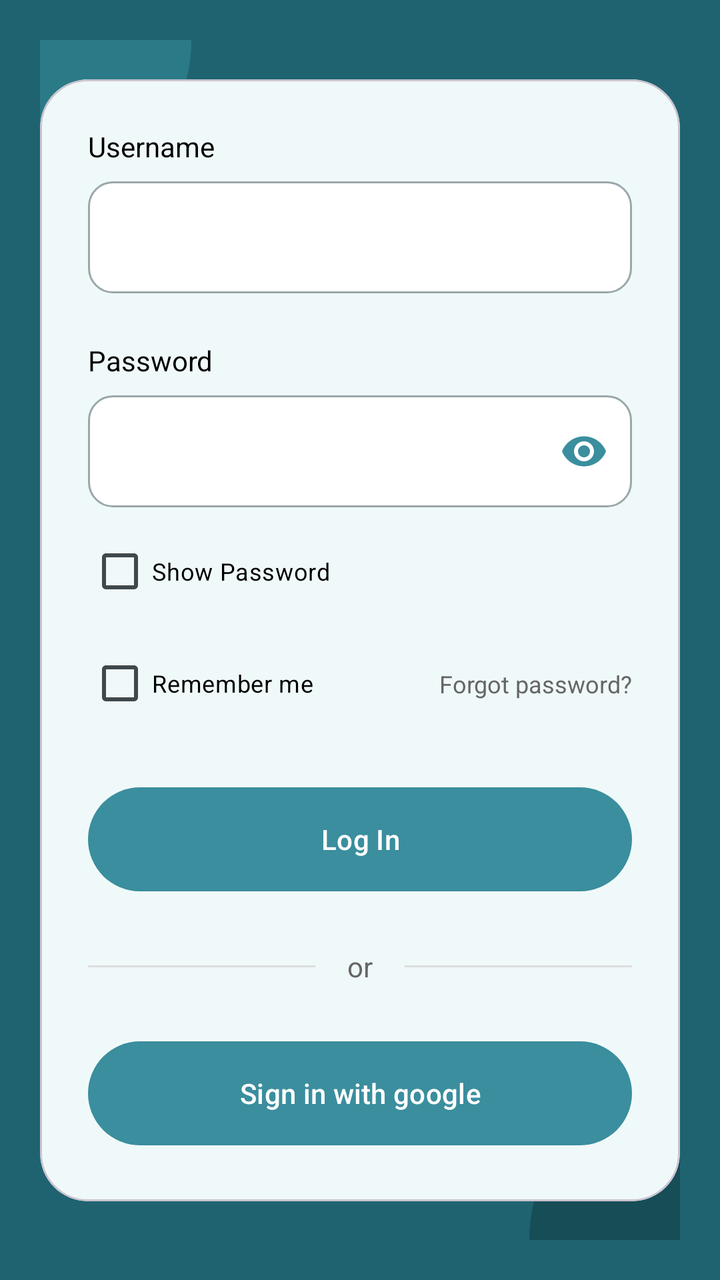
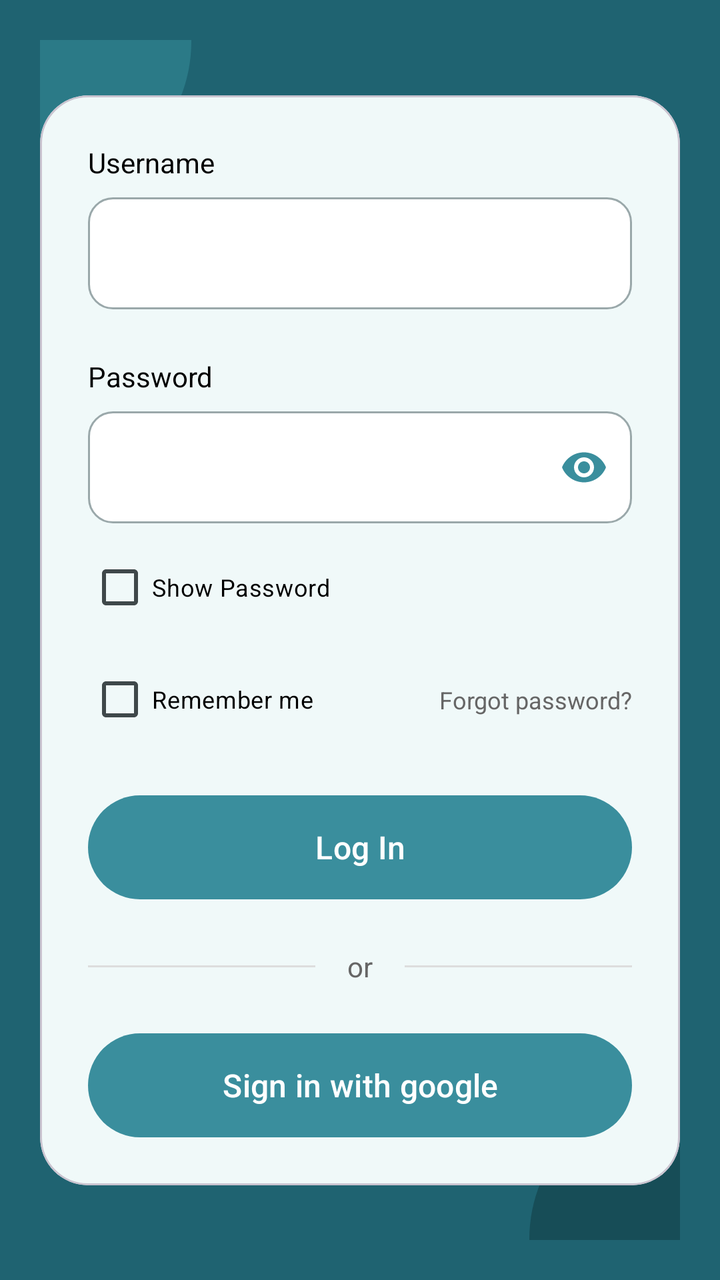

Compare the two renders of this Android layout. The source of the first and the diff that turns it into the second are given below.
<!-- AndroidManifest.xml: application theme Theme.PharmaFind -->
<!-- res/layout/dialog_login.xml -->
<?xml version="1.0" encoding="utf-8"?>
<androidx.constraintlayout.widget.ConstraintLayout xmlns:android="http://schemas.android.com/apk/res/android"
    xmlns:app="http://schemas.android.com/apk/res-auto"
    android:layout_width="match_parent"
    android:layout_height="wrap_content"
    android:background="@color/primary_dark"
    android:padding="20dp">

    
    <View
        android:layout_width="150dp"
        android:layout_height="150dp"
        android:background="@drawable/circle_background"
        android:backgroundTint="@color/decor_circle_light"
        android:layout_marginTop="-75dp"
        android:layout_marginStart="-75dp"
        app:layout_constraintTop_toTopOf="parent"
        app:layout_constraintStart_toStartOf="parent" />

    <View
        android:layout_width="150dp"
        android:layout_height="150dp"
        android:background="@drawable/circle_background"
        android:backgroundTint="@color/decor_circle_dark"
        android:layout_marginBottom="-75dp"
        android:layout_marginEnd="-75dp"
        app:layout_constraintBottom_toBottomOf="parent"
        app:layout_constraintEnd_toEndOf="parent" />

    <com.google.android.material.card.MaterialCardView
        android:layout_width="match_parent"
        android:layout_height="wrap_content"
        app:cardCornerRadius="24dp"
        app:cardElevation="0dp"
        app:cardBackgroundColor="#F0F9F9"
        app:layout_constraintTop_toTopOf="parent"
        app:layout_constraintBottom_toBottomOf="parent">

        <androidx.constraintlayout.widget.ConstraintLayout
            android:layout_width="match_parent"
            android:layout_height="wrap_content"
            android:padding="24dp">

            <TextView
                android:id="@+id/tvUsernameLabel"
                android:layout_width="wrap_content"
                android:layout_height="wrap_content"
                android:text="@string/username"
                android:textColor="@color/black"
                android:textSize="14sp"
                app:layout_constraintStart_toStartOf="parent"
                app:layout_constraintTop_toTopOf="parent" />

            <EditText
                android:id="@+id/etUsername"
                android:layout_width="match_parent"
                android:layout_height="56dp"
                android:layout_marginTop="8dp"
                android:background="@drawable/edittext_background"
                android:inputType="textPersonName"
                android:textColor="@color/black"
                android:paddingHorizontal="16dp"
                app:layout_constraintTop_toBottomOf="@id/tvUsernameLabel" />

            <TextView
                android:id="@+id/tvPasswordLabel"
                android:layout_width="wrap_content"
                android:layout_height="wrap_content"
                android:layout_marginTop="24dp"
                android:text="@string/password"
                android:textColor="@color/black"
                android:textSize="14sp"
                app:layout_constraintStart_toStartOf="parent"
                app:layout_constraintTop_toBottomOf="@id/etUsername" />

            <com.google.android.material.textfield.TextInputLayout
                android:id="@+id/tilPassword"
                android:layout_width="match_parent"
                android:layout_height="wrap_content"
                android:layout_marginTop="8dp"
                app:endIconMode="password_toggle"
                app:endIconTint="@color/primary_teal"
                app:hintEnabled="false"
                app:layout_constraintTop_toBottomOf="@id/tvPasswordLabel">

                <com.google.android.material.textfield.TextInputEditText
                    android:id="@+id/etPassword"
                    android:layout_width="match_parent"
                    android:layout_height="56dp"
                    android:background="@drawable/edittext_background"
                    android:inputType="textPassword"
                    android:paddingHorizontal="16dp"
                    android:textColor="@color/black" />
            </com.google.android.material.textfield.TextInputLayout>

            <CheckBox
                android:id="@+id/cbShowPassword"
                android:layout_width="wrap_content"
                android:layout_height="wrap_content"
                android:layout_marginTop="8dp"
                android:text="Show Password"
                android:textColor="@color/black"
                android:textSize="12sp"
                app:layout_constraintStart_toStartOf="parent"
                app:layout_constraintTop_toBottomOf="@id/tilPassword" />

            <CheckBox
                android:id="@+id/cbRememberMe"
                android:layout_width="wrap_content"
                android:layout_height="wrap_content"
                android:layout_marginTop="8dp"
                android:text="@string/remember_me"
                android:textColor="@color/black"
                android:textSize="12sp"
                app:layout_constraintStart_toStartOf="parent"
                app:layout_constraintTop_toBottomOf="@id/cbShowPassword" />

            <TextView
                android:id="@+id/tvForgotPassword"
                android:layout_width="wrap_content"
                android:layout_height="wrap_content"
                android:text="@string/forgot_password"
                android:textColor="@color/text_gray"
                android:textSize="12sp"
                app:layout_constraintBottom_toBottomOf="@id/cbRememberMe"
                app:layout_constraintEnd_toEndOf="parent"
                app:layout_constraintTop_toTopOf="@id/cbRememberMe" />

            <com.google.android.material.button.MaterialButton
                android:id="@+id/btnLoginSubmit"
                android:layout_width="match_parent"
                android:layout_height="60dp"
                android:layout_marginTop="24dp"
                android:text="@string/log_in"
                android:textAllCaps="false"
                app:cornerRadius="30dp"
                app:backgroundTint="@color/primary_teal"
                app:layout_constraintTop_toBottomOf="@id/cbRememberMe" />

            <View
                android:id="@+id/vDividerLeft"
                android:layout_width="0dp"
                android:layout_height="1dp"
                android:background="@color/divider_color"
                android:layout_marginEnd="16dp"
                app:layout_constraintBottom_toBottomOf="@id/tvOr"
                app:layout_constraintEnd_toStartOf="@id/tvOr"
                app:layout_constraintStart_toStartOf="parent"
                app:layout_constraintTop_toTopOf="@id/tvOr" />

            <TextView
                android:id="@+id/tvOr"
                android:layout_width="wrap_content"
                android:layout_height="wrap_content"
                android:layout_marginTop="24dp"
                android:text="@string/or"
                android:textColor="@color/text_gray"
                app:layout_constraintEnd_toEndOf="parent"
                app:layout_constraintStart_toStartOf="parent"
                app:layout_constraintTop_toBottomOf="@id/btnLoginSubmit" />

            <View
                android:id="@+id/vDividerRight"
                android:layout_width="0dp"
                android:layout_height="1dp"
                android:background="@color/divider_color"
                android:layout_marginStart="16dp"
                app:layout_constraintBottom_toBottomOf="@id/tvOr"
                app:layout_constraintEnd_toEndOf="parent"
                app:layout_constraintStart_toEndOf="@id/tvOr"
                app:layout_constraintTop_toTopOf="@id/tvOr" />

            <com.google.android.material.button.MaterialButton
                android:id="@+id/btnGoogleSignIn"
                android:layout_width="match_parent"
                android:layout_height="60dp"
                android:layout_marginTop="24dp"
                android:text="@string/sign_in_with_google"
                android:textAllCaps="false"
                app:cornerRadius="30dp"
                app:backgroundTint="@color/primary_teal"
                app:layout_constraintTop_toBottomOf="@id/tvOr" />

        </androidx.constraintlayout.widget.ConstraintLayout>
    </com.google.android.material.card.MaterialCardView>

</androidx.constraintlayout.widget.ConstraintLayout>
<!-- resources referenced by this layout -->
<resources>
  <color name="black">#FF000000</color>
  <color name="decor_circle_dark">#174D57</color>
  <color name="decor_circle_light">#2B7A87</color>
  <color name="divider_color">#DDDDDD</color>
  <color name="primary_dark">#1F6371</color>
  <color name="primary_teal">#3A8E9D</color>
  <color name="text_gray">#666666</color>
  <!-- drawable circle_background (drawable) -->
  <?xml version="1.0" encoding="utf-8"?>
  <shape xmlns:android="http://schemas.android.com/apk/res/android"
      android:shape="oval">
      <solid android:color="#A0D8D8" />
  </shape>
  <!-- drawable edittext_background (drawable) -->
  <?xml version="1.0" encoding="utf-8"?>
  <selector xmlns:android="http://schemas.android.com/apk/res/android">
      <item android:state_focused="true">
          <shape>
              <corners android:radius="12dp" />
              <stroke android:width="2dp" android:color="@color/primary_teal" />
              <solid android:color="@color/white" />
          </shape>
      </item>
      <item>
          <shape>
              <corners android:radius="12dp" />
              <stroke android:width="1dp" android:color="@color/field_border" />
              <solid android:color="@color/white" />
          </shape>
      </item>
  </selector>
  <string name="forgot_password">Forgot password?</string>
  <string name="log_in">Log In</string>
  <string name="or">or</string>
  <string name="password">Password</string>
  <string name="remember_me">Remember me</string>
  <string name="sign_in_with_google">Sign in with google</string>
  <string name="username">Username</string>
  <color name="white">#FFFFFFFF</color>
  <color name="field_border">#9AA8AA</color>
  <style name="Base.Theme.PharmaFind" parent="Theme.Material3.Light.NoActionBar">
          <item name="android:forceDarkAllowed" tools:targetApi="q">false</item>
          
          
      </style>
  <color name="teal_container">#D6EEF1</color>
  <color name="on_surface">#1B1F21</color>
  <color name="surface_variant">#E3EBEC</color>
  <color name="on_surface_variant">#3F484A</color>
  <color name="outline">#6F797A</color>
  <color name="surface_container_low">#F4F8F8</color>
  <color name="surface_container">#EEF3F4</color>
  <color name="surface_container_high">#E8EEEF</color>
  <color name="surface_container_highest">#E2E9EA</color>
  <!-- unchanged entries left out for length: 1 -->
</resources>

<!-- the commit's change to res/layout/dialog_login.xml (unified diff, before → after) -->
@@ -127,14 +127,11 @@
                 app:layout_constraintTop_toTopOf="@id/cbRememberMe" />
 
             <com.google.android.material.button.MaterialButton
+                style="@style/Widget.PharmaFind.Button"
                 android:id="@+id/btnLoginSubmit"
                 android:layout_width="match_parent"
-                android:layout_height="60dp"
                 android:layout_marginTop="24dp"
                 android:text="@string/log_in"
-                android:textAllCaps="false"
-                app:cornerRadius="30dp"
-                app:backgroundTint="@color/primary_teal"
                 app:layout_constraintTop_toBottomOf="@id/cbRememberMe" />
 
             <View
@@ -171,14 +168,11 @@
                 app:layout_constraintTop_toTopOf="@id/tvOr" />
 
             <com.google.android.material.button.MaterialButton
+                style="@style/Widget.PharmaFind.Button"
                 android:id="@+id/btnGoogleSignIn"
                 android:layout_width="match_parent"
-                android:layout_height="60dp"
                 android:layout_marginTop="24dp"
                 android:text="@string/sign_in_with_google"
-                android:textAllCaps="false"
-                app:cornerRadius="30dp"
-                app:backgroundTint="@color/primary_teal"
                 app:layout_constraintTop_toBottomOf="@id/tvOr" />
 
         </androidx.constraintlayout.widget.ConstraintLayout>
<!-- resource entries referenced after the edit -->
@@ -38,6 +38,16 @@
   <string name="remember_me">Remember me</string>
   <string name="sign_in_with_google">Sign in with google</string>
   <string name="username">Username</string>
+  <style name="Widget.PharmaFind.Button" parent="Widget.Material3.Button">
+          <item name="android:layout_height">52dp</item>
+          <item name="android:insetTop">0dp</item>
+          <item name="android:insetBottom">0dp</item>
+          <item name="cornerRadius">26dp</item>
+          <item name="backgroundTint">@color/primary_teal</item>
+          <item name="android:textColor">@color/white</item>
+          <item name="android:textSize">16sp</item>
+          <item name="android:textAllCaps">false</item>
+      </style>
   <color name="white">#FFFFFFFF</color>
   <color name="field_border">#9AA8AA</color>
   <style name="Base.Theme.PharmaFind" parent="Theme.Material3.Light.NoActionBar">
